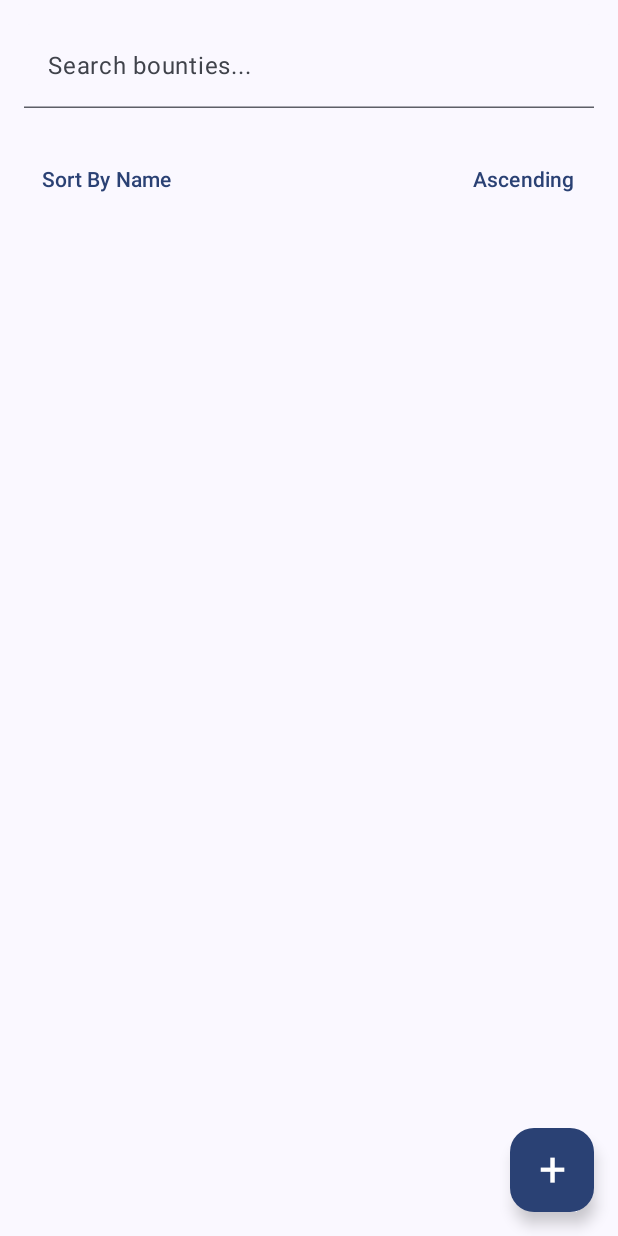
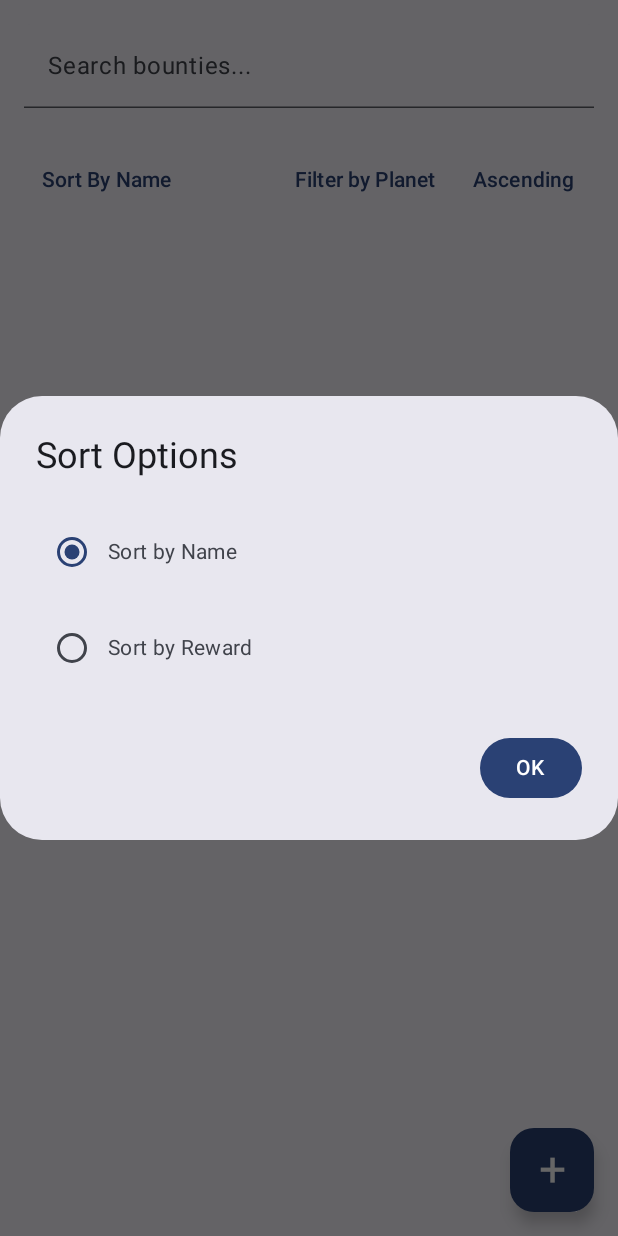
Before and after one commit to Kikop2003/Bounty.Net, an Android app built with Jetpack Compose: the composable BountyListPage shown on its own in the app's theme, after a tap on "Sort By Name", on a phone screen of 412 x 824 dp. Run offline under Robolectric (Android 15) with nearby library versions, the phone set to English and light mode, and no system bars; our stand-ins replace Firebase (no records; nobody signed in at launch, a user with empty details on screens opened directly).

Commit message:
Correcao para o orderby name nao ligar a uppercase ou lowercase

```diff
--- a/app/src/main/java/com/example/bountynet/pages/BountyListPage.kt
+++ b/app/src/main/java/com/example/bountynet/pages/BountyListPage.kt
@@ -1,39 +1,18 @@
 package com.example.bountynet.pages
 
 import androidx.compose.foundation.clickable
-import androidx.compose.foundation.layout.Box
-import androidx.compose.foundation.layout.Column
-import androidx.compose.foundation.layout.Row
-import androidx.compose.foundation.layout.Spacer
-import androidx.compose.foundation.layout.fillMaxSize
-import androidx.compose.foundation.layout.fillMaxWidth
-import androidx.compose.foundation.layout.height
-import androidx.compose.foundation.layout.padding
-import androidx.compose.foundation.layout.width
+import androidx.compose.foundation.layout.*
 import androidx.compose.foundation.lazy.LazyColumn
-import androidx.compose.material3.CircularProgressIndicator
-import androidx.compose.material3.MaterialTheme
-import androidx.compose.material3.Text
-import androidx.compose.runtime.Composable
-import androidx.compose.runtime.LaunchedEffect
-import androidx.compose.runtime.mutableStateOf
-import androidx.compose.runtime.remember
+import androidx.compose.foundation.lazy.items
+import androidx.compose.material3.*
+import androidx.compose.runtime.*
 import androidx.compose.ui.Alignment
 import androidx.compose.ui.Modifier
 import androidx.compose.ui.unit.dp
-import com.example.bountynet.FirebaseHelper
-import androidx.compose.foundation.lazy.items
-import androidx.compose.material3.Card
-import androidx.compose.material3.FloatingActionButton
-import androidx.compose.material3.TextButton
-import androidx.compose.material3.TextField
-import androidx.compose.material3.TextFieldDefaults.colors
-import androidx.compose.runtime.setValue
-import androidx.compose.runtime.getValue
 import androidx.navigation.NavHostController
 import com.example.bountynet.Bounty
+import com.example.bountynet.FirebaseHelper
 import com.google.gson.Gson
-
 
 @Composable
 fun BountyListPage(modifier: Modifier = Modifier, navHostController: NavHostController) {
@@ -42,9 +21,12 @@ fun BountyListPage(modifier: Modifier = Modifier, navHostController: NavHostCont
     var errorMessage by remember { mutableStateOf<String?>(null) }
     var searchText by remember { mutableStateOf("") }
     var isSortDialogOpen by remember { mutableStateOf(false) }
+    var isFilterDialogOpen by remember { mutableStateOf(false) }
     var sortAscending by remember { mutableStateOf(true) }
-    var sortProperty by remember { mutableStateOf("name") } // Default sort property
+    var sortProperty by remember { mutableStateOf("name") }
+    var filterList by remember { mutableStateOf<List<String>>(Bounty.possiblePlanets) }
 
+    // Load items from Firebase
     LaunchedEffect(Unit) {
         FirebaseHelper.retrieveList(
             path = "bountys",
@@ -60,15 +42,17 @@ fun BountyListPage(modifier: Modifier = Modifier, navHostController: NavHostCont
         )
     }
 
-    val filteredAndSortedItems = remember(items, searchText, sortAscending, sortProperty) {
+    val filteredAndSortedItems = remember(items, searchText, sortAscending, sortProperty, filterList) {
         val filtered = if (searchText.isNotEmpty()) {
-            items.filter { it.name.contains(searchText, ignoreCase = true) == true }
+            items.filter {
+                it.name.contains(searchText, ignoreCase = true) && filterList.contains(it.planeta)
+            }
         } else {
-            items
+            items.filter { filterList.contains(it.planeta) }
         }
 
         if (sortProperty == "name") {
-            if (sortAscending) filtered.sortedBy { it.name } else filtered.sortedByDescending { it.name }
+            if (sortAscending) filtered.sortedBy { it.name.lowercase() } else filtered.sortedByDescending { it.name.lowercase() }
         } else {
             if (sortAscending) filtered.sortedBy { it.reward } else filtered.sortedByDescending { it.reward }
         }
@@ -102,7 +86,7 @@ fun BountyListPage(modifier: Modifier = Modifier, navHostController: NavHostCont
                             .fillMaxWidth()
                             .padding(16.dp),
                         singleLine = true,
-                        colors = colors(
+                        colors = TextFieldDefaults.colors(
                             focusedContainerColor = MaterialTheme.colorScheme.surface,
                             unfocusedContainerColor = MaterialTheme.colorScheme.surface,
                             focusedIndicatorColor = MaterialTheme.colorScheme.primary,
@@ -112,7 +96,7 @@ fun BountyListPage(modifier: Modifier = Modifier, navHostController: NavHostCont
                         )
                     )
 
-                    // Sort Options
+                    // Filter and Sort Options
                     Row(
                         modifier = Modifier
                             .fillMaxWidth()
@@ -120,10 +104,12 @@ fun BountyListPage(modifier: Modifier = Modifier, navHostController: NavHostCont
                         verticalAlignment = Alignment.CenterVertically
                     ) {
                         TextButton(onClick = { isSortDialogOpen = true }) {
-                            Text("Sort By ${sortProperty.replaceFirstChar { char -> char.uppercase() }}")
+                            Text("Sort By ${sortProperty.replaceFirstChar { it.uppercase() }}")
                         }
                         Spacer(modifier = Modifier.weight(1f))
-                        Spacer(modifier = Modifier.width(8.dp))
+                        TextButton(onClick = { isFilterDialogOpen = true }) {
+                            Text("Filter by Planet")
+                        }
                         TextButton(onClick = { sortAscending = !sortAscending }) {
                             Text(if (sortAscending) "Ascending" else "Descending")
                         }
@@ -132,8 +118,8 @@ fun BountyListPage(modifier: Modifier = Modifier, navHostController: NavHostCont
                     // LazyColumn for items
                     LazyColumn(
                         modifier = Modifier.fillMaxSize(),
-                        contentPadding = androidx.compose.foundation.layout.PaddingValues(16.dp),
-                        verticalArrangement = androidx.compose.foundation.layout.Arrangement.spacedBy(8.dp)
+                        contentPadding = PaddingValues(16.dp),
+                        verticalArrangement = Arrangement.spacedBy(8.dp)
                     ) {
                         items(filteredAndSortedItems) { bounty ->
                             BountyItem(
@@ -159,8 +145,29 @@ fun BountyListPage(modifier: Modifier = Modifier, navHostController: NavHostCont
                 ) {
                     Text(
                         text = "+",
-                        style = MaterialTheme.typography.headlineLarge, // Use a larger predefined text style
-                        color = MaterialTheme.colorScheme.onPrimary // Ensure color matches the FAB content
+                        style = MaterialTheme.typography.headlineLarge,
+                        color = MaterialTheme.colorScheme.onPrimary
+                    )
+                }
+
+                // Show dialogs
+                if (isSortDialogOpen) {
+                    SortDialog(
+                        currentSortProperty = sortProperty,
+                        currentSortAscending = sortAscending,
+                        onDismiss = { isSortDialogOpen = false },
+                        onApply = { property, ascending ->
+                            sortProperty = property
+                            sortAscending = ascending
+                        }
+                    )
+                }
+
+                if (isFilterDialogOpen) {
+                    FilterDialog(
+                        filterList = filterList,
+                        onFilterChange = { updatedList -> filterList = updatedList.toMutableList() },
+                        onDismiss = { isFilterDialogOpen = false }
                     )
                 }
             }
@@ -168,8 +175,102 @@ fun BountyListPage(modifier: Modifier = Modifier, navHostController: NavHostCont
     }
 }
 
+@Composable
+fun SortDialog(
+    currentSortProperty: String,
+    currentSortAscending: Boolean,
+    onDismiss: () -> Unit,
+    onApply: (String, Boolean) -> Unit
+) {
+    AlertDialog(
+        onDismissRequest = onDismiss,
+        confirmButton = {
+            Button(onClick = onDismiss) {
+                Text("OK")
+            }
+        },
+        title = { Text("Sort Options") },
+        text = {
+            Column {
+                Row(
+                    verticalAlignment = Alignment.CenterVertically,
+                    modifier = Modifier.fillMaxWidth().padding(vertical = 8.dp).clickable { onApply("name", currentSortAscending) }
+                ) {
+                    RadioButton(
+                        selected = currentSortProperty == "name",
+                        onClick = { onApply("name", currentSortAscending) }
+                    )
+                    Text("Sort by Name")
+                }
+                Row(
+                    verticalAlignment = Alignment.CenterVertically,
+                    modifier = Modifier.fillMaxWidth().padding(vertical = 8.dp).clickable { onApply("reward", currentSortAscending) }
+                ) {
+                    RadioButton(
+                        selected = currentSortProperty == "reward",
+                        onClick = { onApply("reward", currentSortAscending) }
+                    )
+                    Text("Sort by Reward")
+                }
+            }
+        }
+    )
+}
 
-
+@Composable
+fun FilterDialog(
+    filterList: List<String>,
+    onFilterChange: (List<String>) -> Unit,
+    onDismiss: () -> Unit
+) {
+    AlertDialog(
+        onDismissRequest = onDismiss,
+        confirmButton = {
+            Button(onClick = onDismiss) {
+                Text("Apply")
+            }
+        },
+        title = { Text("Filter by Planet") },
+        text = {
+            LazyColumn {
+                items(Bounty.possiblePlanets) { planet ->
+                    val isSelected = filterList.contains(planet)
+                    Row(
+                        verticalAlignment = Alignment.CenterVertically,
+                        modifier = Modifier
+                            .fillMaxWidth()
+                            .padding(vertical = 8.dp)
+                            .clickable {
+                                val updatedList = if (isSelected) {
+                                    filterList.toMutableList().apply { remove(planet) }
+                                } else {
+                                    filterList.toMutableList().apply { add(planet) }
+                                }
+                                onFilterChange(updatedList)
+                            }
+                    ) {
+                        Checkbox(
+                            checked = isSelected,
+                            onCheckedChange = { checked ->
+                                val updatedList = if (checked) {
+                                    filterList.toMutableList().apply { add(planet) }
+                                } else {
+                                    filterList.toMutableList().apply { remove(planet) }
+                                }
+                                onFilterChange(updatedList)
+                            }
+                        )
+                        Text(
+                            text = planet,
+                            style = MaterialTheme.typography.bodyLarge,
+                            modifier = Modifier.padding(start = 8.dp)
+                        )
+                    }
+                }
+            }
+        }
+    )
+}
 
 @Composable
 fun BountyItem(
@@ -181,12 +282,12 @@ fun BountyListPage(modifier: Modifier = Modifier, navHostController: NavHostCont
         modifier = modifier
             .fillMaxWidth()
             .padding(horizontal = 8.dp, vertical = 0.dp)
-                .clickable { onClick(bounty) }, // Handle click
-            elevation = androidx.compose.material3.CardDefaults.cardElevation(8.dp), // Higher elevation for "pop-out" effect
-            colors = androidx.compose.material3.CardDefaults.cardColors(
+            .clickable { onClick(bounty) },
+        elevation = CardDefaults.cardElevation(8.dp),
+        colors = CardDefaults.cardColors(
             containerColor = MaterialTheme.colorScheme.surface
         ),
-            shape = androidx.compose.foundation.shape.RoundedCornerShape(16.dp) // Rounded corners
+        shape = androidx.compose.foundation.shape.RoundedCornerShape(16.dp)
     ) {
         Column(
             modifier = Modifier
```
Lines whose indentation alone changed are shown as unchanged.
